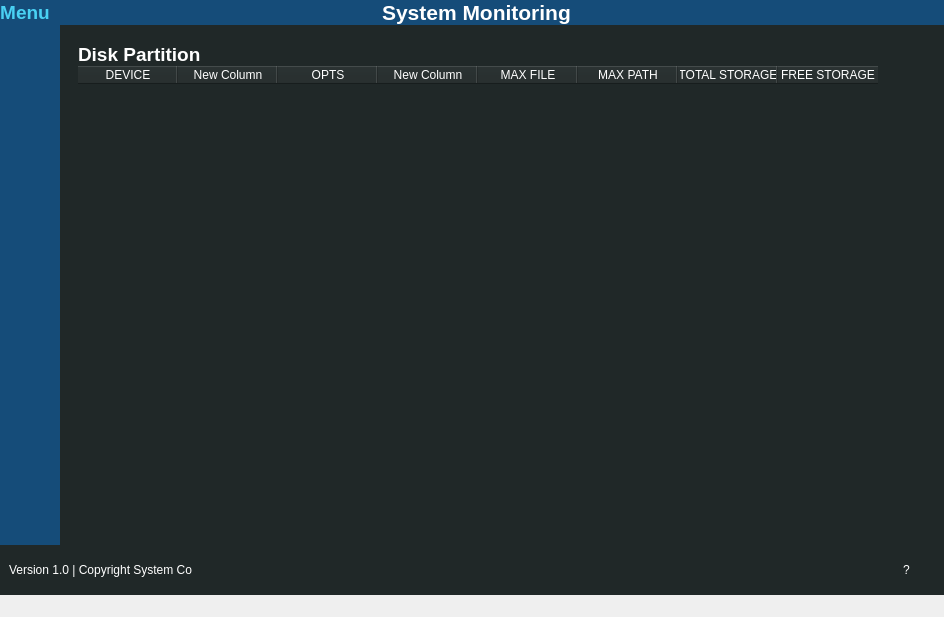
Old version of the form ui/main.ui in the repository ndrhamid/SystemMonitoring.
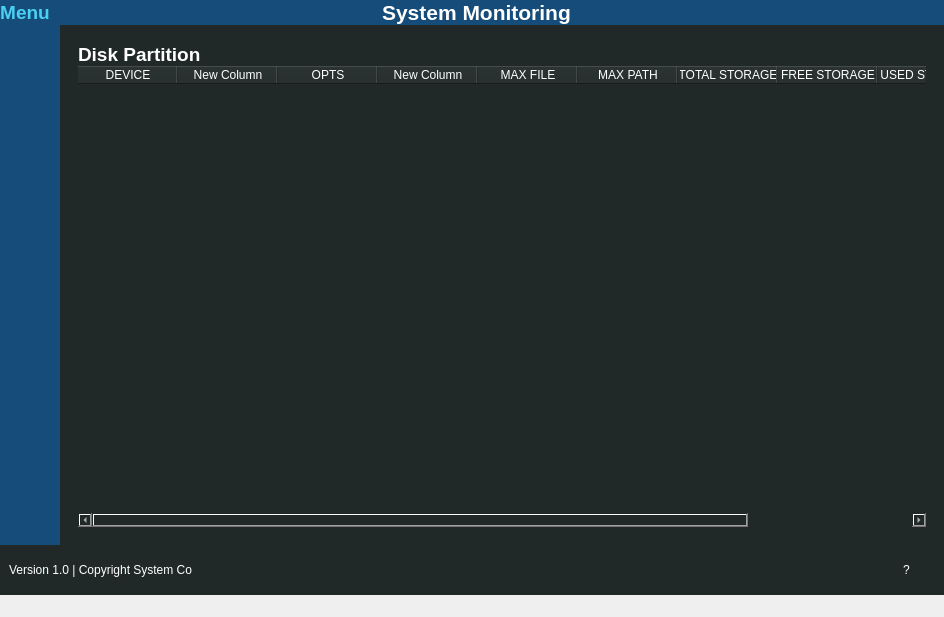
New version of the form. The open tabs and pages were chosen to show the change. Icons and pictures are not drawn. Custom widgets are drawn as their Qt base class.

Commit message: complated storage function

```diff
--- a/ui/main.ui
+++ b/ui/main.ui
@@ -1359,6 +1359,16 @@
                      <string>FREE STORAGE</string>
                     </property>
                    </column>
+                   <column>
+                    <property name="text">
+                     <string>USED STORAGE</string>
+                    </property>
+                   </column>
+                   <column>
+                    <property name="text">
+                     <string/>
+                    </property>
+                   </column>
                   </widget>
                  </item>
                 </layout>
```
Left out of the diff: 6 changed lines with no effect on the pictures. The commit also changes 2 other files.
